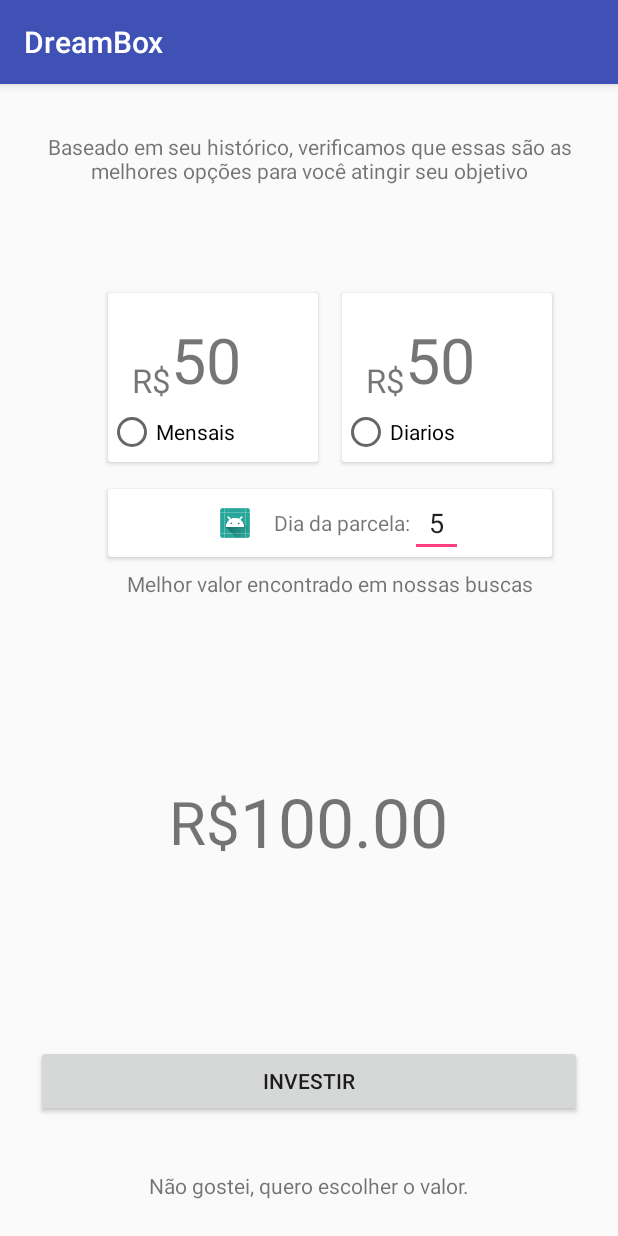
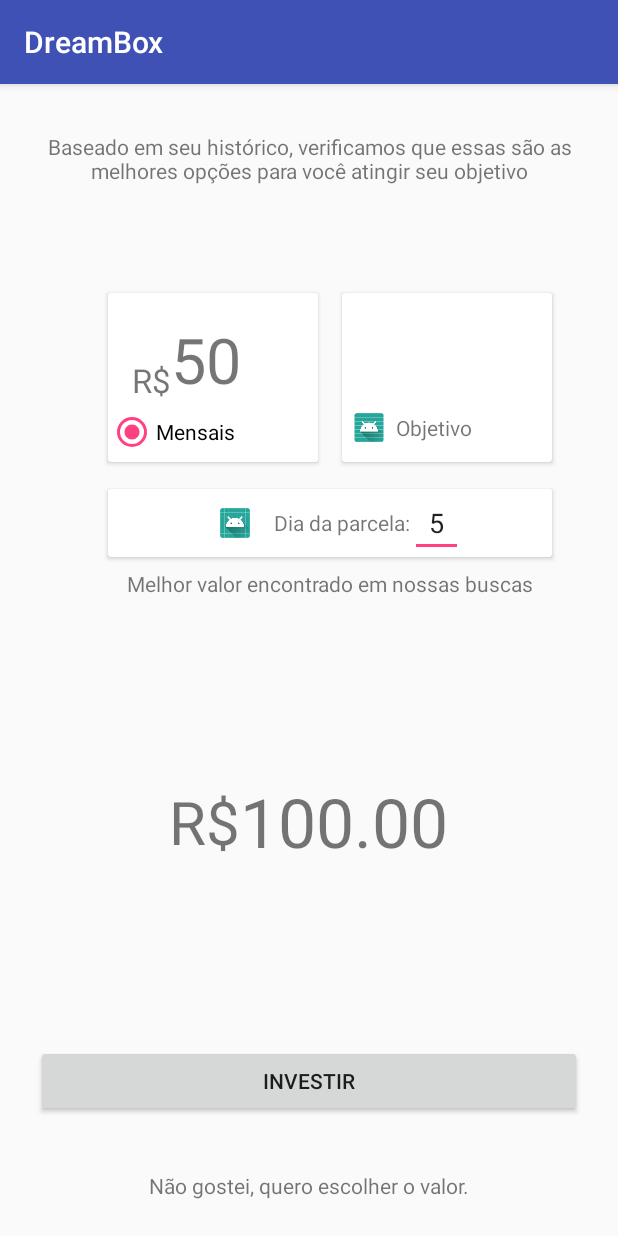
Before and after one commit to DreamB0x/dreambox-app, an Android app: the InstallmentsActivity screen opened directly, with no data from a screen before it, on a phone screen of 412 x 824 dp. Run offline under Robolectric (Android 15) with nearby library versions, the light colour scheme and no system bars; 1 statement that could not run was skipped.

Commit message:
remove daily value from stallments screen

```diff
--- a/app/src/main/res/layout/activity_installments.xml
+++ b/app/src/main/res/layout/activity_installments.xml
@@ -70,6 +70,7 @@
             </LinearLayout>
 
             <RadioButton
+                android:checked="true"
                 android:layout_marginTop="4dp"
                 android:layout_marginBottom="4dp"
                 android:id="@+id/rbMonthly"
@@ -84,11 +85,9 @@
     <android.support.v7.widget.CardView
         android:id="@+id/cv2"
         android:layout_width="140dp"
-        android:layout_height="wrap_content"
-        android:layout_marginBottom="8dp"
+        android:layout_height="0dp"
         android:layout_marginEnd="8dp"
         android:layout_marginStart="8dp"
-        android:layout_marginTop="8dp"
         app:layout_constraintBottom_toBottomOf="@+id/cardView"
         app:layout_constraintEnd_toEndOf="parent"
         app:layout_constraintHorizontal_bias="0.0"
@@ -96,42 +95,47 @@
         app:layout_constraintTop_toTopOf="@+id/cardView">
 
         <LinearLayout
-            android:orientation="vertical"
             android:layout_width="match_parent"
-            android:layout_height="match_parent">
+            android:layout_height="match_parent"
+            android:orientation="vertical">
+
             <LinearLayout
-                android:gravity="center_horizontal"
+                android:layout_width="match_parent"
+                android:layout_height="wrap_content"
                 android:layout_marginLeft="16dp"
                 android:layout_marginRight="16dp"
                 android:layout_marginTop="16dp"
-                android:layout_width="match_parent"
-                android:layout_height="wrap_content">
-                <TextView
-                    android:layout_gravity="bottom"
-                    android:gravity="bottom"
-                    android:id="@+id/rs2"
-                    android:layout_width="wrap_content"
-                    android:layout_height="wrap_content"
-                    android:text="R$"
-                    android:textSize="22sp" />
+                android:gravity="center_horizontal">
+
+                <ImageView
+                    android:layout_width="60dp"
+                    android:layout_height="60dp" />
+            </LinearLayout>
+
+            <LinearLayout
+                android:layout_width="wrap_content"
+                android:layout_height="wrap_content"
+                android:layout_marginBottom="4dp"
+                android:layout_marginTop="4dp"
+                android:gravity="center_vertical"
+                android:orientation="horizontal">
+
+                <ImageView
+                    android:layout_width="20dp"
+                    android:layout_height="match_parent"
+                    android:layout_marginLeft="8dp"
+                    android:src="@mipmap/ic_launcher" />
 
                 <TextView
-                    android:textSize="42sp"
-                    android:gravity="left"
-                    android:id="@+id/dailyValue"
+                    android:id="@+id/goalName"
                     android:layout_width="match_parent"
                     android:layout_height="wrap_content"
-                    android:text="50" />
+                    android:layout_marginLeft="8dp"
+                    android:layout_marginStart="8dp"
+                    android:text="Objetivo" />
+
             </LinearLayout>
 
-            <RadioButton
-                android:layout_marginTop="4dp"
-                android:layout_marginBottom="4dp"
-                android:id="@+id/rbDaily"
-                android:text="Diarios"
-                android:layout_gravity="bottom"
-                android:layout_width="match_parent"
-                android:layout_height="wrap_content" />
         </LinearLayout>
 
     </android.support.v7.widget.CardView>
```
